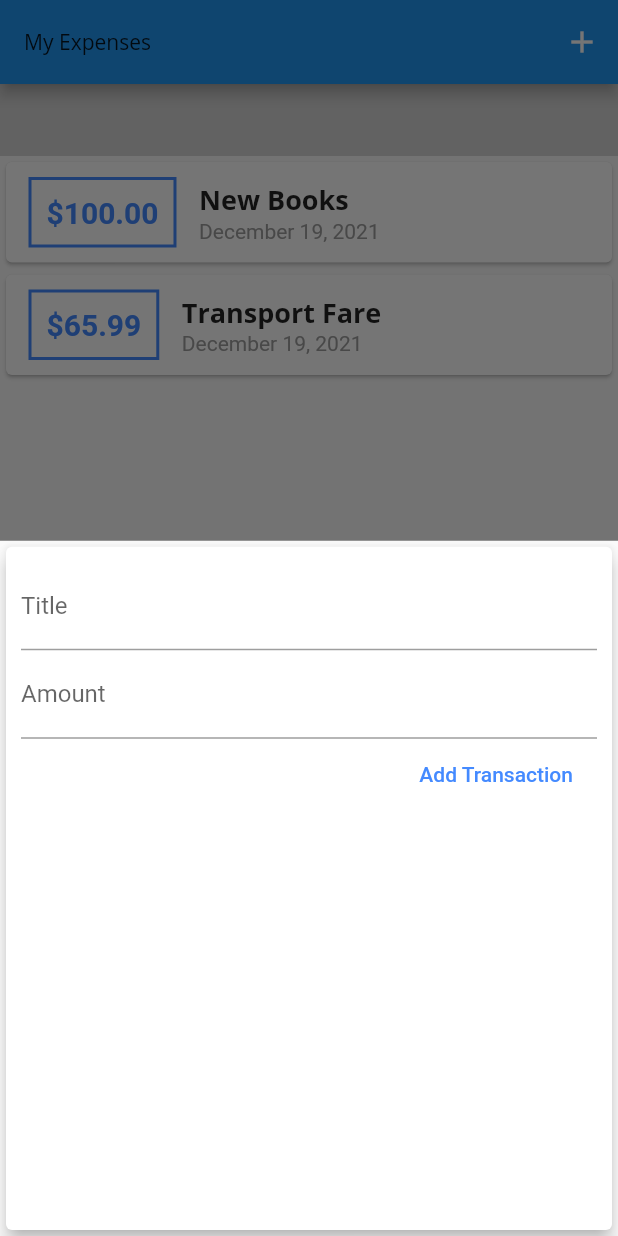
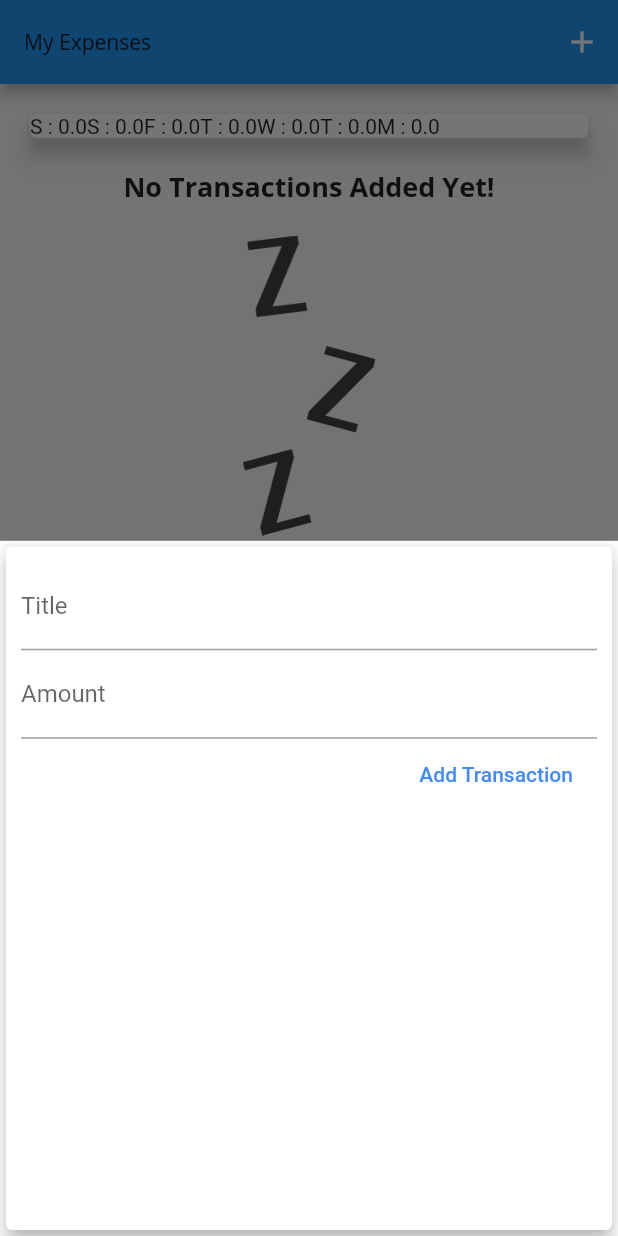
Before and after one commit to ahmadadejumo/expense-tracker-app, a Flutter app: the screen it shows after launch, after a tap on the "add" icon, on a phone screen of 412 x 824 dp. Run offline on Flutter 3.47's test engine with Material 2 defaults, Android fonts, the phone set to English and light mode, and no system bars; Roboto replaces fonts that are missing (Open Sans).

Commit message:
created bars for the chart

```diff
--- a/lib/main.dart
+++ b/lib/main.dart
@@ -1,5 +1,5 @@
 // ignore_for_file: prefer_const_constructors, deprecated_member_use
-import './widgets/Chart.dart';
+import './widgets/chart.dart';
 import './widgets/transaction_list.dart';
 import './widgets/new_transaction.dart';
 import 'package:flutter/material.dart';
@@ -45,19 +45,29 @@ class MyHomePage extends StatefulWidget {
 class _MyHomePageState extends State<MyHomePage> {
   // const MyHomePage({Key? key}) : super(key: key);
   final List<Transaction> _userTransactions = [
-    Transaction(
-      id: "t1",
-      title: "New Books",
-      amount: 100,
-      date: DateTime.now(),
-    ),
-    Transaction(
-      id: "t2",
-      title: "Transport Fare",
-      amount: 65.99,
-      date: DateTime.now(),
-    ),
+    // Transaction(
+    //   id: "t1",
+    //   title: "New Books",
+    //   amount: 100,
+    //   date: DateTime.now(),
+    // ),
+    // Transaction(
+    //   id: "t2",
+    //   title: "Transport Fare",
+    //   amount: 65.99,
+    //   date: DateTime.now(),
+    // ),
   ];
+
+  List<Transaction> get _recentTransactions {
+    return _userTransactions.where((tx) {
+      return tx.date.isAfter(
+        DateTime.now().subtract(
+          Duration(days: 7),
+        ),
+      );
+    }).toList();
+  }
 
   void _addNewTransactions(String txTitle, double txAmount) {
     final newTx = Transaction(
@@ -104,7 +114,7 @@ class _MyHomePageState extends State<MyHomePage> {
           // mainAxisAlignment: MainAxisAlignment.start,
           crossAxisAlignment: CrossAxisAlignment.stretch,
           children: [
-            Chart(),
+            Chart(_recentTransactions),
             TransactionList(_userTransactions),
           ],
         ),
--- a/lib/widgets/Chart.dart
+++ b/lib/widgets/Chart.dart
@@ -1,5 +1,4 @@
-// ignore_for_file: use_key_in_widget_constructors, prefer_const_constructors
-
+// ignore_for_file: use_key_in_widget_constructors, prefer_const_constructors, empty_constructor_bodies
 import '../models/transaction.dart';
 import 'package:flutter/material.dart';
 import 'package:intl/intl.dart';
@@ -7,16 +6,16 @@ import 'package:intl/intl.dart';
 class Chart extends StatelessWidget {
   final List<Transaction> recentTransaction;
 
-  Chart(this.recentTransaction)
+  Chart(this.recentTransaction);
 
   List<Map<String, Object>> get groupedTransactions {
-    return List.generate(
-      7,
-      (index) {
-        final weekDay = DateTime.now().subtract(Duration(days: index),);
+    return List.generate(7, (index) {
+      final weekDay = DateTime.now().subtract(
+        Duration(days: index),
+      );
       var totalSum = 0.0;
 
-        for (var i = 0; i <recentTransaction.length; i++) {
+      for (var i = 0; i < recentTransaction.length; i++) {
         if (recentTransaction[i].date.day == weekDay.day &&
             recentTransaction[i].date.month == weekDay.month &&
             recentTransaction[i].date.year == weekDay.year) {
@@ -24,9 +23,11 @@ class Chart extends StatelessWidget {
         }
       }
 
-        return {"day": DateFormat.E(weekDay), "amount": totalSum};
-      },
-    );
+      return {
+        "day": DateFormat.E().format(weekDay).substring(0, 1),
+        "amount": totalSum
+      };
+    });
   }
 
   @override
@@ -35,7 +36,11 @@ class Chart extends StatelessWidget {
       elevation: 6,
       margin: EdgeInsets.all(20),
       child: Row(
-        children: [],
+        children: groupedTransactions.map((data) {
+          return Text(
+            "${data["day"]} : ${data["amount"]}",
+          );
+        }).toList(),
       ),
     );
   }
```
Also changed, not shown: lib/widgets/chart_bar.dart (added, +49 -0 lines). Lines whose indentation alone changed are shown as unchanged.
